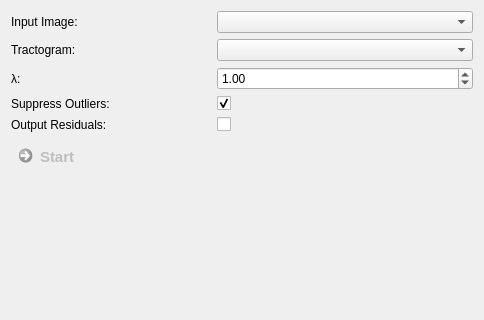
Qt form Plugins/org.mitk.gui.qt.diffusionimaging.fiberprocessing/src/internal/QmitkFiberFitViewControls.ui (MITK/MITK) before a commit; both pictures show x 0 to 484 and y 0 to 320 of the 484 by 574 pixel window.
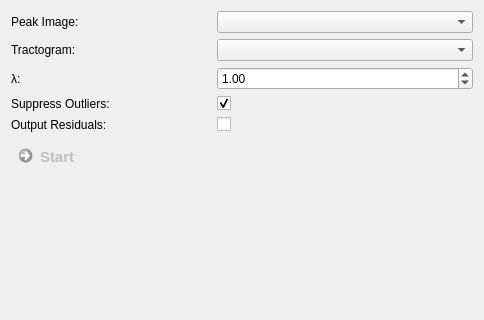
The same form after that commit. Custom widgets are drawn as their Qt base class.

The edit to the form file:
```diff
--- a/Plugins/org.mitk.gui.qt.diffusionimaging.fiberprocessing/src/internal/QmitkFiberFitViewControls.ui
+++ b/Plugins/org.mitk.gui.qt.diffusionimaging.fiberprocessing/src/internal/QmitkFiberFitViewControls.ui
@@ -58,7 +58,7 @@
       <item row="0" column="0">
        <widget class="QLabel" name="label_3">
         <property name="text">
-         <string>Input Image:</string>
+         <string>Peak Image:</string>
         </property>
        </widget>
       </item>
```
